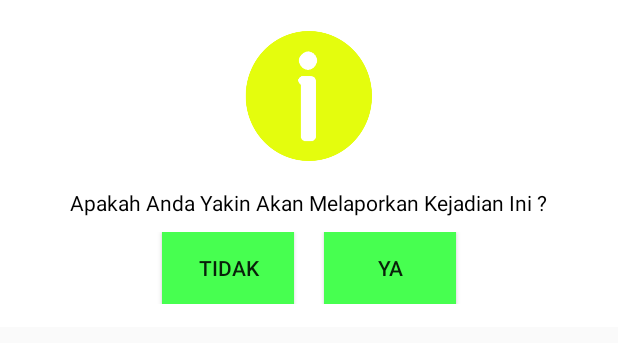
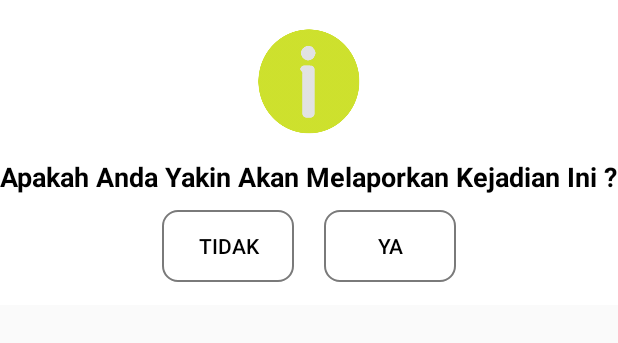
Before and after one commit to pantidev/hackjak2017_android_pantidev, an Android app: the layout confirm_dialog.xml on its own in the app's theme, with its tools: preview values and no code run, on a phone screen of 412 x 824 dp. Shown: the top 343 px of the screen. Run offline under Robolectric (Android 15) with nearby library versions, the phone set to English and light mode, and no system bars.

Commit message:
polish dikit

```diff
--- a/app/src/main/res/layout/confirm_dialog.xml
+++ b/app/src/main/res/layout/confirm_dialog.xml
@@ -4,14 +4,15 @@
     android:orientation="vertical"
     android:layout_width="match_parent"
     android:layout_height="wrap_content"
-    android:background="#fff">
+    android:background="@color/white">
 
 
         <ImageView
             android:layout_marginTop="15sp"
-            android:layout_width="100sp"
-            android:layout_height="100sp"
+            android:layout_width="80sp"
+            android:layout_height="80sp"
             android:src="@drawable/info_icon"
+            android:tint="#408a8c8e"
             android:layout_gravity="center"
             />
 
@@ -24,7 +25,8 @@
         android:layout_gravity="center"
         android:gravity="center"
         android:textColor="#000"
-        android:textSize="14sp"
+        android:textStyle="bold"
+        android:textSize="18sp"
         android:text="@string/Confirm"/>
 
     <LinearLayout
@@ -39,9 +41,10 @@
         android:layout_width="wrap_content"
         android:layout_height="wrap_content"
         android:text="Tidak"
+        android:textColor="#000000"
         android:id="@+id/btnCancel"
         android:onClick="cancel"
-        android:background="#47ff50"
+        android:background="@drawable/box_ash"
         android:layout_marginRight="20sp"
 
         />
@@ -49,10 +52,11 @@
     <Button
         android:layout_width="wrap_content"
         android:layout_height="wrap_content"
+        android:textColor="#000000"
         android:text="Ya"
         android:id="@+id/btnConfirm"
         android:onClick="submit"
-        android:background="#47ff50"
+        android:background="@drawable/box_ash"
         />
     </LinearLayout>
 
--- a/app/src/main/res/layout/success_dialog.xml
+++ b/app/src/main/res/layout/success_dialog.xml
@@ -37,7 +37,7 @@
         android:layout_marginBottom="15sp"
         android:id="@+id/btnOk"
         android:onClick="success"
-        android:background="#47ff50"
+        android:background="@drawable/box_ash"
         />
 
 </LinearLayout>
```
